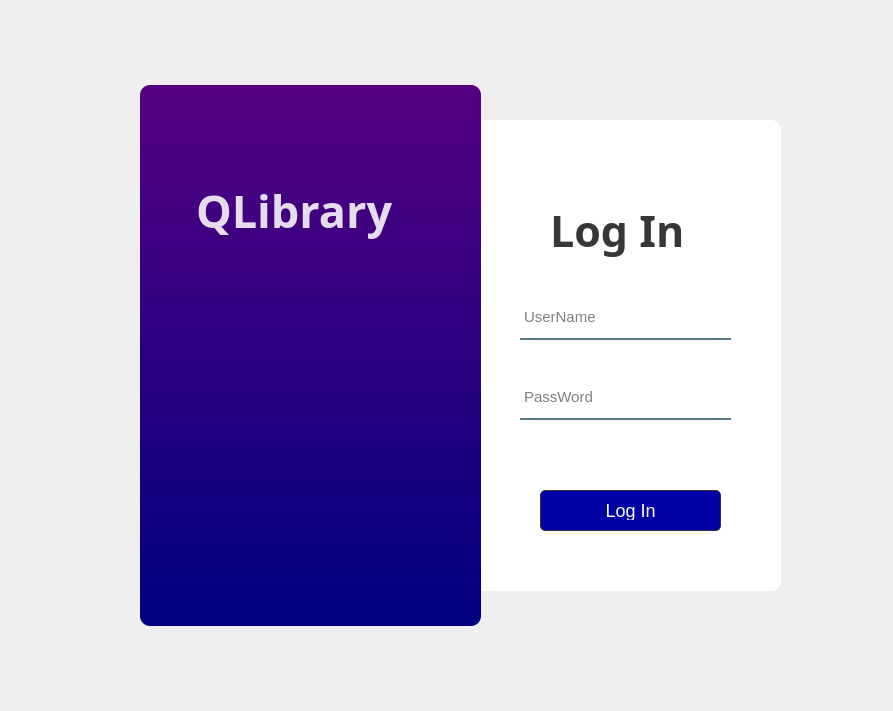
Above: login.ui from AsifCantCode/QLibrary before the change. Below: the same form after it.
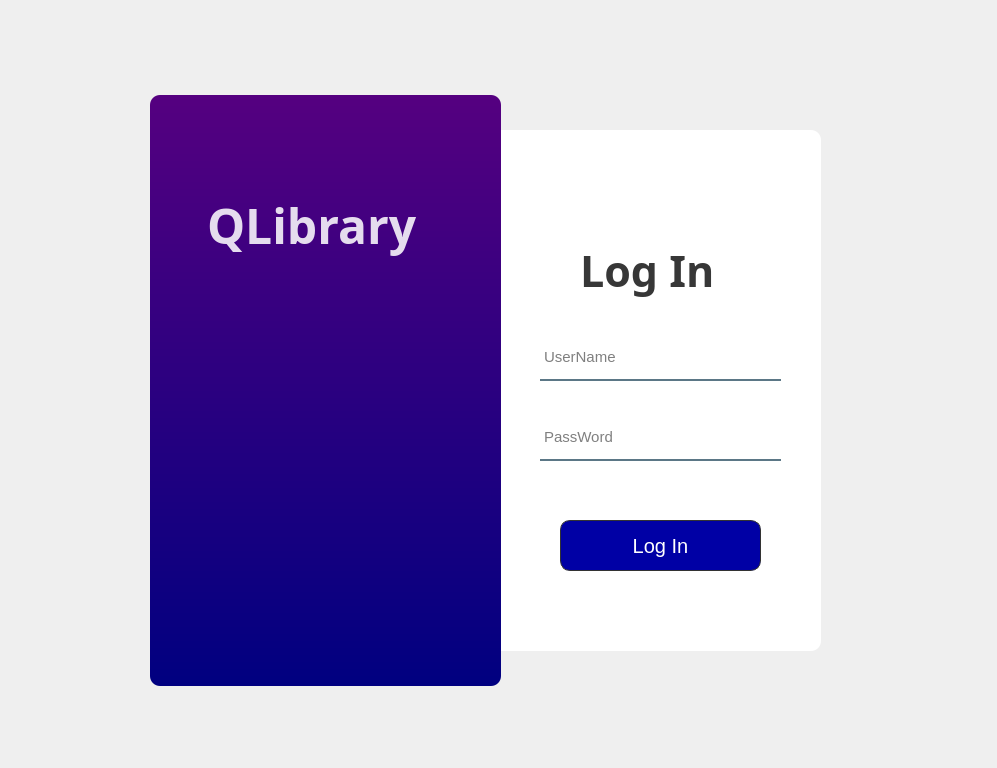
That is the form after the change. Icons and pictures are not drawn.

Patch:
```diff
--- a/login.ui
+++ b/login.ui
@@ -6,8 +6,8 @@
    <rect>
     <x>0</x>
     <y>0</y>
-    <width>893</width>
-    <height>711</height>
+    <width>997</width>
+    <height>768</height>
    </rect>
   </property>
   <property name="maximumSize">
@@ -27,10 +27,10 @@
   <widget class="QWidget" name="widget" native="true">
    <property name="geometry">
     <rect>
-     <x>100</x>
-     <y>60</y>
-     <width>721</width>
-     <height>591</height>
+     <x>110</x>
+     <y>70</y>
+     <width>791</width>
+     <height>651</height>
     </rect>
    </property>
    <property name="styleSheet">
@@ -54,8 +54,8 @@
      <rect>
       <x>300</x>
       <y>60</y>
-      <width>381</width>
-      <height>471</height>
+      <width>411</width>
+      <height>521</height>
      </rect>
     </property>
     <property name="styleSheet">
@@ -80,8 +80,8 @@
      <rect>
       <x>40</x>
       <y>25</y>
-      <width>341</width>
-      <height>541</height>
+      <width>351</width>
+      <height>591</height>
      </rect>
     </property>
     <property name="styleSheet">
@@ -114,8 +114,8 @@
    <widget class="QLabel" name="label_3">
     <property name="geometry">
      <rect>
-      <x>450</x>
-      <y>130</y>
+      <x>470</x>
+      <y>160</y>
       <width>171</width>
       <height>81</height>
      </rect>
@@ -139,10 +139,10 @@
    <widget class="QLineEdit" name="lineEdit">
     <property name="geometry">
      <rect>
-      <x>420</x>
-      <y>240</y>
-      <width>211</width>
-      <height>40</height>
+      <x>430</x>
+      <y>270</y>
+      <width>241</width>
+      <height>41</height>
      </rect>
     </property>
     <property name="font">
@@ -167,10 +167,10 @@
    <widget class="QLineEdit" name="lineEdit_2">
     <property name="geometry">
      <rect>
-      <x>420</x>
-      <y>320</y>
-      <width>211</width>
-      <height>40</height>
+      <x>430</x>
+      <y>350</y>
+      <width>241</width>
+      <height>41</height>
      </rect>
     </property>
     <property name="font">
@@ -198,10 +198,10 @@
    <widget class="QPushButton" name="pushButton">
     <property name="geometry">
      <rect>
-      <x>440</x>
-      <y>430</y>
-      <width>181</width>
-      <height>41</height>
+      <x>450</x>
+      <y>450</y>
+      <width>201</width>
+      <height>51</height>
      </rect>
     </property>
     <property name="font">
@@ -216,10 +216,10 @@
     background-color: #0000A5; /* Solid blue background color */
     color: #FFFFFF; /* Text color (white) */
     border: 1px solid #333333; /* Border style */
-    border-radius: 5px; /* Rounded corners */
+    border-radius: 10px; /* Rounded corners */
     padding: 10px 20px; /* Padding around the content */
     font-family: Arial, sans-serif; /* Font family */
-    font-size: 18px; /* Font size */
+    font-size: 20px; /* Font size */
 }
 
 /* QPushButton when hovered */
@@ -238,14 +238,14 @@
      <rect>
       <x>60</x>
       <y>110</y>
-      <width>281</width>
-      <height>81</height>
+      <width>321</width>
+      <height>91</height>
      </rect>
     </property>
     <property name="font">
      <font>
       <family>Century Gothic</family>
-      <pointsize>34</pointsize>
+      <pointsize>36</pointsize>
       <weight>75</weight>
       <bold>true</bold>
      </font>
@@ -264,8 +264,8 @@
     <property name="geometry">
      <rect>
       <x>80</x>
-      <y>220</y>
-      <width>261</width>
+      <y>240</y>
+      <width>271</width>
       <height>281</height>
      </rect>
     </property>
```
Left out of the diff: 2 changed lines with no effect on the pictures.
